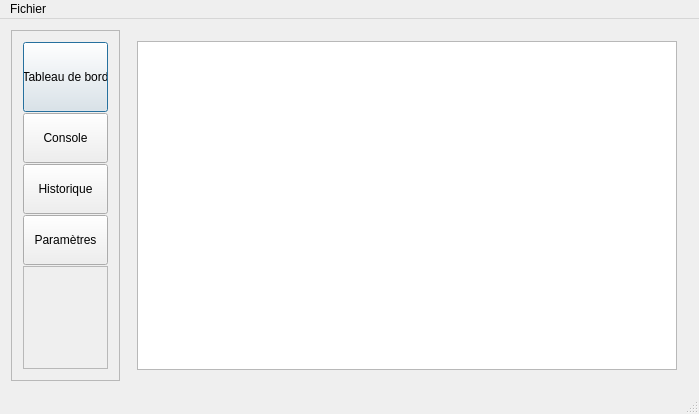
Above: Programmation/Codes fonctionnels/Logger20/FenPrincipale.ui from mjc-ermont/2011 before the change. Below: the same form after it.
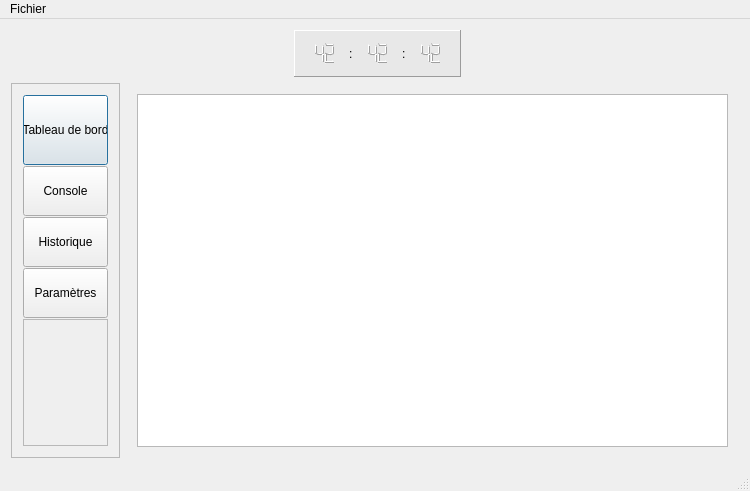
That is the form after the change.

The edit to the form file:
```diff
--- a/Programmation/Codes fonctionnels/Logger20/FenPrincipale.ui
+++ b/Programmation/Codes fonctionnels/Logger20/FenPrincipale.ui
@@ -6,8 +6,8 @@
    <rect>
     <x>0</x>
     <y>0</y>
-    <width>699</width>
-    <height>414</height>
+    <width>750</width>
+    <height>491</height>
    </rect>
   </property>
   <property name="windowTitle">
@@ -19,8 +19,8 @@
   <widget class="QWidget" name="centralWidget">
    <layout class="QVBoxLayout" name="verticalLayout_4">
     <item>
-     <layout class="QGridLayout" name="gridLayout_2" columnstretch="1,9">
-      <item row="0" column="0">
+     <layout class="QGridLayout" name="gridLayout_2" rowstretch="1,8" columnstretch="1,19,0,0,0,0,0,32" columnminimumwidth="0,0,0,0,0,0,0,0">
+      <item row="1" column="0">
        <widget class="QFrame" name="frame">
         <property name="sizePolicy">
          <sizepolicy hsizetype="Preferred" vsizetype="Preferred">
@@ -136,7 +136,7 @@
         </layout>
        </widget>
       </item>
-      <item row="0" column="1">
+      <item row="1" column="1" colspan="7">
        <widget class="QStackedWidget" name="stack">
         <property name="currentIndex">
          <number>1</number>
@@ -195,6 +195,128 @@
         </widget>
        </widget>
       </item>
+      <item row="0" column="0" colspan="6">
+       <spacer name="horizontalSpacer">
+        <property name="orientation">
+         <enum>Qt::Horizontal</enum>
+        </property>
+        <property name="sizeHint" stdset="0">
+         <size>
+          <width>40</width>
+          <height>20</height>
+         </size>
+        </property>
+       </spacer>
+      </item>
+      <item row="0" column="6">
+       <widget class="QFrame" name="frame_2">
+        <property name="autoFillBackground">
+         <bool>false</bool>
+        </property>
+        <property name="styleSheet">
+         <string notr="true">background-color: rgb(232, 232, 232);
+</string>
+        </property>
+        <property name="frameShape">
+         <enum>QFrame::Panel</enum>
+        </property>
+        <property name="frameShadow">
+         <enum>QFrame::Raised</enum>
+        </property>
+        <layout class="QHBoxLayout" name="horizontalLayout_2">
+         <item>
+          <widget class="QLCDNumber" name="lcd_hour">
+           <property name="sizePolicy">
+            <sizepolicy hsizetype="Minimum" vsizetype="Minimum">
+             <horstretch>0</horstretch>
+             <verstretch>0</verstretch>
+            </sizepolicy>
+           </property>
+           <property name="frameShape">
+            <enum>QFrame::NoFrame</enum>
+           </property>
+           <property name="frameShadow">
+            <enum>QFrame::Raised</enum>
+           </property>
+           <property name="smallDecimalPoint">
+            <bool>false</bool>
+           </property>
+           <property name="numDigits">
+            <number>2</number>
+           </property>
+           <property name="digitCount">
+            <number>2</number>
+           </property>
+           <property name="segmentStyle">
+            <enum>QLCDNumber::Filled</enum>
+           </property>
+           <property name="intValue" stdset="0">
+            <number>42</number>
+           </property>
+          </widget>
+         </item>
+         <item>
+          <widget class="QLabel" name="label">
+           <property name="text">
+            <string>:</string>
+           </property>
+          </widget>
+         </item>
+         <item>
+          <widget class="QLCDNumber" name="lcd_min">
+           <property name="styleSheet">
+            <string notr="true"/>
+           </property>
+           <property name="frameShape">
+            <enum>QFrame::NoFrame</enum>
+           </property>
+           <property name="lineWidth">
+            <number>1</number>
+           </property>
+           <property name="numDigits">
+            <number>2</number>
+           </property>
+           <property name="intValue" stdset="0">
+            <number>42</number>
+           </property>
+          </widget>
+         </item>
+         <item>
+          <widget class="QLabel" name="label_2">
+           <property name="text">
+            <string>:</string>
+           </property>
+          </widget>
+         </item>
+         <item>
+          <widget class="QLCDNumber" name="lcd_sec">
+           <property name="frameShape">
+            <enum>QFrame::NoFrame</enum>
+           </property>
+           <property name="numDigits">
+            <number>2</number>
+           </property>
+           <property name="intValue" stdset="0">
+            <number>42</number>
+           </property>
+          </widget>
+         </item>
+        </layout>
+       </widget>
+      </item>
+      <item row="0" column="7">
+       <spacer name="horizontalSpacer_2">
+        <property name="orientation">
+         <enum>Qt::Horizontal</enum>
+        </property>
+        <property name="sizeHint" stdset="0">
+         <size>
+          <width>40</width>
+          <height>20</height>
+         </size>
+        </property>
+       </spacer>
+      </item>
      </layout>
     </item>
    </layout>
@@ -205,7 +327,7 @@
     <rect>
      <x>0</x>
      <y>0</y>
-     <width>699</width>
+     <width>750</width>
      <height>20</height>
     </rect>
    </property>
```
